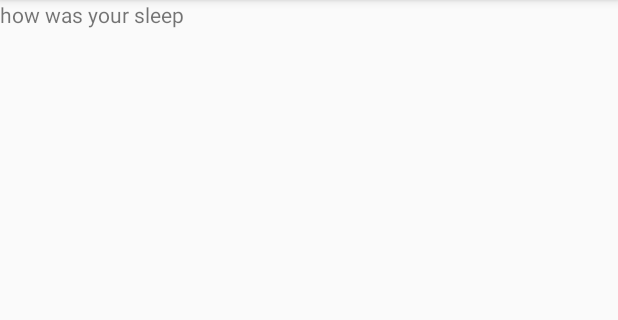
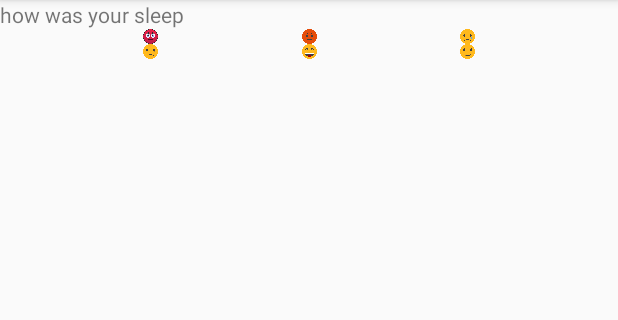
Before and after one commit to raashidbaba/Sleep_Tracker, an Android app: the fragment SleepQualityFragment shown on its own in the app's theme, on a phone screen of 412 x 824 dp, the part 84-404 px from its top. Run offline under Robolectric (Android 15) with nearby library versions, the phone set to English and light mode, and no system bars; our stand-ins replace data binding.

Commit message:
add images

```diff
--- a/app/src/main/res/layout/fragment_sleep_quality.xml
+++ b/app/src/main/res/layout/fragment_sleep_quality.xml
@@ -27,49 +27,47 @@
 
         <ImageView
             android:id="@+id/quality_zero_image"
-            android:layout_width="wrap_content"
-            android:layout_height="wrap_content"
+            android:layout_width="10dp"
+            android:layout_height="10dp"
             app:layout_constraintEnd_toStartOf="@+id/quality_one_image"
             app:layout_constraintStart_toStartOf="parent"
             app:layout_constraintTop_toBottomOf="@+id/title_text"
-             />
+            android:src="@drawable/reaction_one" />
 
         <ImageView
             android:id="@+id/quality_one_image"
-            android:layout_width="wrap_content"
-            android:layout_height="wrap_content"
+            android:layout_width="10dp"
+            android:layout_height="10dp"
             app:layout_constraintBottom_toBottomOf="@+id/quality_zero_image"
             app:layout_constraintEnd_toStartOf="@+id/quality_two_image"
             app:layout_constraintStart_toEndOf="@+id/quality_zero_image"
-             />
+            android:src="@drawable/reaction_two" />
 
         <ImageView
             android:id="@+id/quality_two_image"
-            android:layout_width="wrap_content"
-            android:layout_height="wrap_content"
-
+            android:layout_width="10dp"
+            android:layout_height="10dp"
             app:layout_constraintBottom_toBottomOf="@+id/quality_one_image"
             app:layout_constraintEnd_toEndOf="parent"
             app:layout_constraintStart_toEndOf="@+id/quality_one_image"
-            />
+            android:src="@drawable/reaction_three" />
 
         <ImageView
             android:id="@+id/quality_three_image"
-            android:layout_width="wrap_content"
-            android:layout_height="wrap_content"
-
+            android:layout_width="10dp"
+            android:layout_height="10dp"
+            android:src="@drawable/reaction_four"
             app:layout_constraintBottom_toBottomOf="parent"
             app:layout_constraintEnd_toStartOf="@+id/quality_four_image"
             app:layout_constraintStart_toStartOf="parent"
             app:layout_constraintTop_toBottomOf="@+id/quality_zero_image"
-            app:layout_constraintVertical_bias="0.0"
-            />
+            app:layout_constraintVertical_bias="0.0" />
 
         <ImageView
             android:id="@+id/quality_four_image"
-            android:layout_width="wrap_content"
-            android:layout_height="wrap_content"
-
+            android:layout_width="10dp"
+            android:layout_height="10dp"
+            android:src="@drawable/reaction_five"
             app:layout_constraintBottom_toBottomOf="@+id/quality_three_image"
             app:layout_constraintEnd_toStartOf="@+id/quality_five_image"
             app:layout_constraintStart_toEndOf="@+id/quality_three_image"
@@ -77,14 +75,13 @@
 
         <ImageView
             android:id="@+id/quality_five_image"
-            android:layout_width="wrap_content"
-            android:layout_height="wrap_content"
-
+            android:layout_width="10dp"
+            android:layout_height="10dp"
+            android:src="@drawable/reaction_six"
             app:layout_constraintBottom_toBottomOf="@+id/quality_four_image"
             app:layout_constraintEnd_toEndOf="parent"
             app:layout_constraintStart_toEndOf="@+id/quality_four_image"
-            app:layout_constraintTop_toTopOf="@+id/quality_four_image"
-            />
+            app:layout_constraintTop_toTopOf="@+id/quality_four_image" />
 
     </androidx.constraintlayout.widget.ConstraintLayout>
 </layout>
```
Also changed, not shown: app/src/main/res/drawable/reaction_five.png (added), app/src/main/res/drawable/reaction_four.png (added), app/src/main/res/drawable/reaction_one.png (added), app/src/main/res/drawable/reaction_six.png (added), app/src/main/res/drawable/reaction_three.png (added), app/src/main/res/drawable/reaction_two.png (added).
